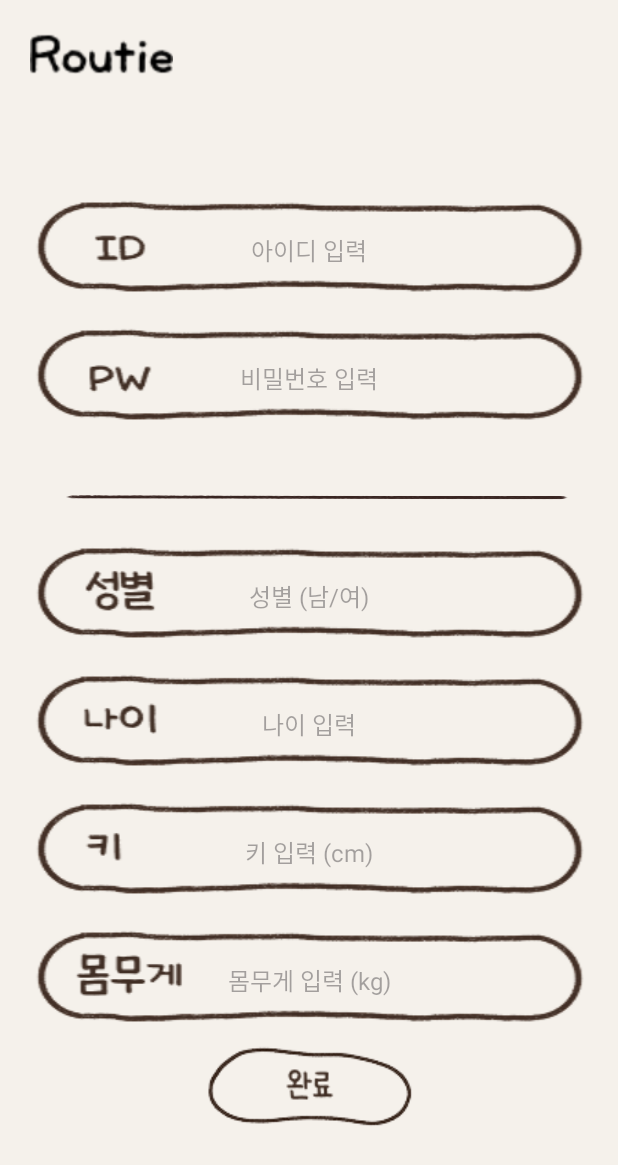
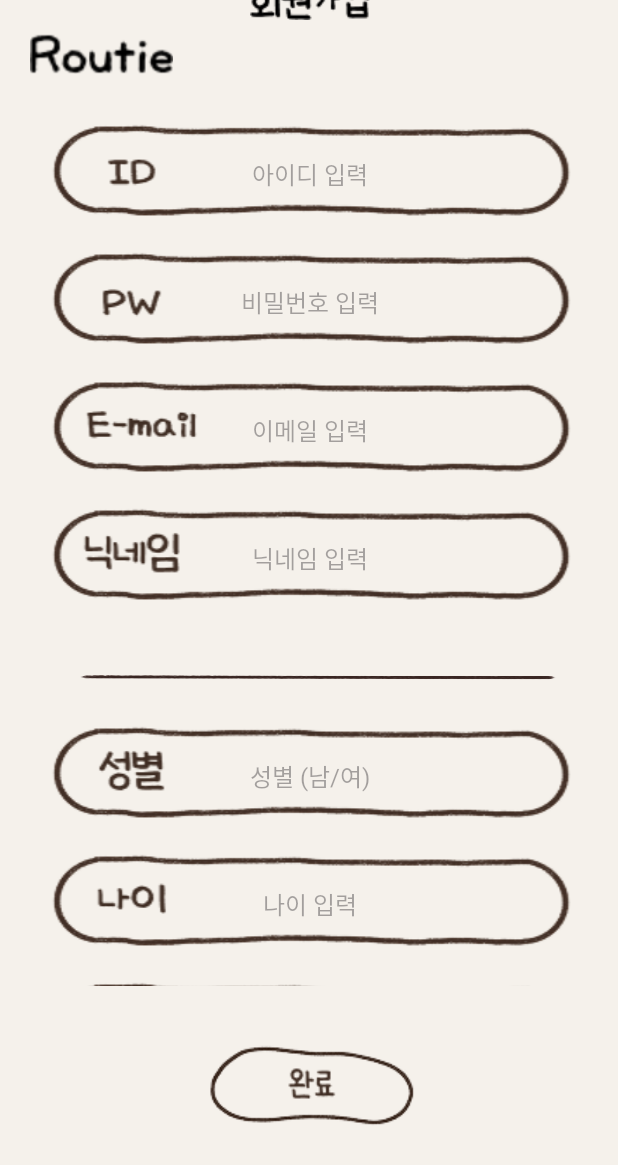
Before and after one commit to hanni316/routie, an Android app: the SignupFragment screen opened through its navigation route, on a phone screen of 412 x 824 dp. Shown: the top 1165 px of the screen. Run offline under Robolectric (Android 15) with nearby library versions, the phone set to English and light mode, and no system bars; our stand-ins replace navigation-ui.

Commit message:
alarm,main,setting,signup fragment 수정 및 추가

```diff
--- a/routie-mobile/app/src/main/res/layout/fragment_main.xml
+++ b/routie-mobile/app/src/main/res/layout/fragment_main.xml
@@ -5,7 +5,7 @@
     android:layout_width="match_parent"
     android:layout_height="match_parent"
     android:background="#F5F1EB"
-    tools:context="com.gbsb.routiemobile.MainFragment">
+    tools:context="fragment.MainFragment">
 
     <LinearLayout
         android:id="@+id/linearLayout"
--- a/routie-mobile/app/src/main/res/layout/fragment_setting.xml
+++ b/routie-mobile/app/src/main/res/layout/fragment_setting.xml
@@ -52,7 +52,7 @@
             android:layout_marginBottom="12dp"
             android:background="@android:color/transparent"
             android:contentDescription="사용자정보수정"
-            app:srcCompat="@drawable/character_information" />
+            app:srcCompat="@drawable/edit_information" />
 
         <ImageButton
             android:id="@+id/logoutBtn"
--- a/routie-mobile/app/src/main/res/layout/fragment_signup.xml
+++ b/routie-mobile/app/src/main/res/layout/fragment_signup.xml
@@ -14,9 +14,9 @@
         android:layout_height="wrap_content"
         android:gravity="center_horizontal|left"
         android:orientation="vertical"
-        app:layout_constraintTop_toTopOf="parent"
+        app:layout_constraintEnd_toEndOf="parent"
         app:layout_constraintStart_toStartOf="parent"
-        app:layout_constraintEnd_toEndOf="parent">
+        app:layout_constraintTop_toTopOf="parent">
 
         <ImageView
             android:id="@+id/img_title"
@@ -29,37 +29,87 @@
 
     <!-- 입력 필드 영역 -->
     <LinearLayout
+        android:id="@+id/linearLayout4"
+        android:layout_width="424dp"
+        android:layout_height="58dp"
+        android:layout_marginTop="4dp"
+        android:layout_marginBottom="7dp"
+        android:orientation="vertical"
+        app:layout_constraintBottom_toTopOf="@+id/scrollView2"
+        app:layout_constraintEnd_toEndOf="parent"
+        app:layout_constraintStart_toStartOf="parent"
+        app:layout_constraintTop_toBottomOf="@+id/TitleLayout">
+
+        <ImageView
+            android:id="@+id/imageView2"
+            android:layout_width="wrap_content"
+            android:layout_height="wrap_content"
+            android:layout_gravity="center"
+            app:srcCompat="@drawable/signup_2" />
+    </LinearLayout>
+
+    <ScrollView
+        android:id="@+id/scrollView2"
+        android:layout_width="422dp"
+        android:layout_height="600dp"
+        android:layout_marginTop="7dp"
+        android:layout_marginBottom="6dp"
+        android:fillViewport="true"
+        app:layout_constraintBottom_toTopOf="@+id/linearLayout3"
+        app:layout_constraintEnd_toEndOf="parent"
+        app:layout_constraintStart_toStartOf="parent"
+        app:layout_constraintTop_toBottomOf="@+id/linearLayout4">
+
+        <LinearLayout
             android:layout_width="match_parent"
             android:layout_height="wrap_content"
-        android:gravity="center"
             android:orientation="vertical"
-        app:layout_constraintTop_toBottomOf="@+id/TitleLayout"
-        app:layout_constraintStart_toStartOf="parent"
-        app:layout_constraintEnd_toEndOf="parent"
-        app:layout_constraintBottom_toBottomOf="parent">
+            android:padding="16dp">
 
             <EditText
                 android:id="@+id/editTextID"
                 android:layout_width="match_parent"
                 android:layout_height="wrap_content"
+                android:background="@drawable/idbar"
+                android:gravity="center"
                 android:hint="아이디 입력"
-            android:gravity="center"
                 android:padding="10dp"
-            android:background="@drawable/idbar"
-            android:textSize="16sp"
-            android:textColor="#000000"/>
+                android:textColor="#000000"
+                android:textSize="16sp" />
 
             <EditText
                 android:id="@+id/editTextPassword"
                 android:layout_width="match_parent"
                 android:layout_height="wrap_content"
+                android:background="@drawable/pwbar"
+                android:gravity="center"
                 android:hint="비밀번호 입력"
+                android:inputType="textPassword"
+                android:padding="10dp"
+                android:textColor="#000000"
+                android:textSize="16sp" />
+
+            <EditText
+                android:id="@+id/editTextPemail"
+                android:layout_width="match_parent"
+                android:layout_height="wrap_content"
+                android:background="@drawable/email"
                 android:gravity="center"
+                android:hint="이메일 입력"
                 android:padding="10dp"
-            android:background="@drawable/pwbar"
-            android:textSize="16sp"
                 android:textColor="#000000"
-            android:inputType="textPassword|textVisiblePassword"/>
+                android:textSize="16sp" />
+
+            <EditText
+                android:id="@+id/editTextnickname"
+                android:layout_width="match_parent"
+                android:layout_height="wrap_content"
+                android:background="@drawable/nickname"
+                android:gravity="center"
+                android:hint="닉네임 입력"
+                android:padding="10dp"
+                android:textColor="#000000"
+                android:textSize="16sp" />
 
             <View
                 android:layout_width="match_parent"
@@ -70,58 +120,72 @@
                 android:id="@+id/editTextGender"
                 android:layout_width="match_parent"
                 android:layout_height="wrap_content"
+                android:background="@drawable/gender"
+                android:gravity="center"
                 android:hint="성별 (남/여)"
-            android:gravity="center"
                 android:padding="10dp"
-            android:background="@drawable/gender"
-            android:textSize="16sp"
-            android:textColor="#000000"/>
+                android:textColor="#000000"
+                android:textSize="16sp" />
 
             <EditText
                 android:id="@+id/editTextAge"
                 android:layout_width="match_parent"
                 android:layout_height="wrap_content"
+                android:background="@drawable/age"
+                android:gravity="center"
                 android:hint="나이 입력"
-            android:gravity="center"
+                android:inputType="number"
                 android:padding="10dp"
-            android:background="@drawable/age"
-            android:textSize="16sp"
                 android:textColor="#000000"
-            android:inputType="number"/>
+                android:textSize="16sp" />
 
             <EditText
                 android:id="@+id/editTextHeight"
                 android:layout_width="match_parent"
                 android:layout_height="wrap_content"
+                android:background="@drawable/height"
+                android:gravity="center"
                 android:hint="키 입력 (cm)"
-            android:gravity="center"
+                android:inputType="numberDecimal"
                 android:padding="10dp"
-            android:background="@drawable/height"
-            android:textSize="16sp"
                 android:textColor="#000000"
-            android:inputType="numberDecimal"/>
+                android:textSize="16sp" />
 
             <EditText
                 android:id="@+id/editTextWeight"
                 android:layout_width="match_parent"
                 android:layout_height="wrap_content"
+                android:background="@drawable/weight"
+                android:gravity="center"
                 android:hint="몸무게 입력 (kg)"
-            android:gravity="center"
+                android:inputType="numberDecimal"
                 android:padding="10dp"
-            android:background="@drawable/weight"
-            android:textSize="16sp"
                 android:textColor="#000000"
-            android:inputType="numberDecimal"/>
+                android:textSize="16sp" />
+        </LinearLayout>
+
+    </ScrollView>
 
     <!-- 완료 버튼 -->
+    <LinearLayout
+        android:id="@+id/linearLayout3"
+        android:layout_width="422dp"
+        android:layout_height="104dp"
+        android:layout_marginTop="32dp"
+        android:layout_marginBottom="96dp"
+        android:orientation="vertical"
+        app:layout_constraintBottom_toBottomOf="parent"
+        app:layout_constraintEnd_toEndOf="parent"
+        app:layout_constraintStart_toStartOf="parent"
+        app:layout_constraintTop_toBottomOf="@+id/scrollView2">
+
         <ImageButton
             android:id="@+id/btnSignup"
-            android:background="@android:color/transparent"
             android:layout_width="match_parent"
             android:layout_height="wrap_content"
+            android:background="@android:color/transparent"
             android:contentDescription="회원가입 완료"
             app:srcCompat="@drawable/finish" />
-
     </LinearLayout>
 
 </androidx.constraintlayout.widget.ConstraintLayout>
```
Also changed, not shown: routie-mobile/app/src/main/res/layout/fragment_alarm.xml (+86 -0 lines), routie-mobile/app/src/main/res/drawable/character_information.png (deleted), routie-mobile/app/src/main/res/drawable/edit_information.png (added), routie-mobile/app/src/main/res/drawable/email.png (added), routie-mobile/app/src/main/res/drawable/nickname.png (added). Lines whose indentation alone changed are shown as unchanged.
